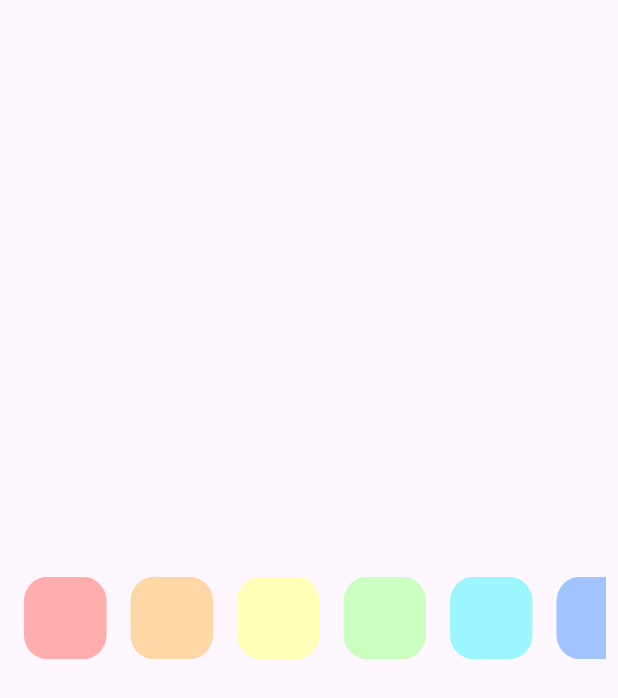
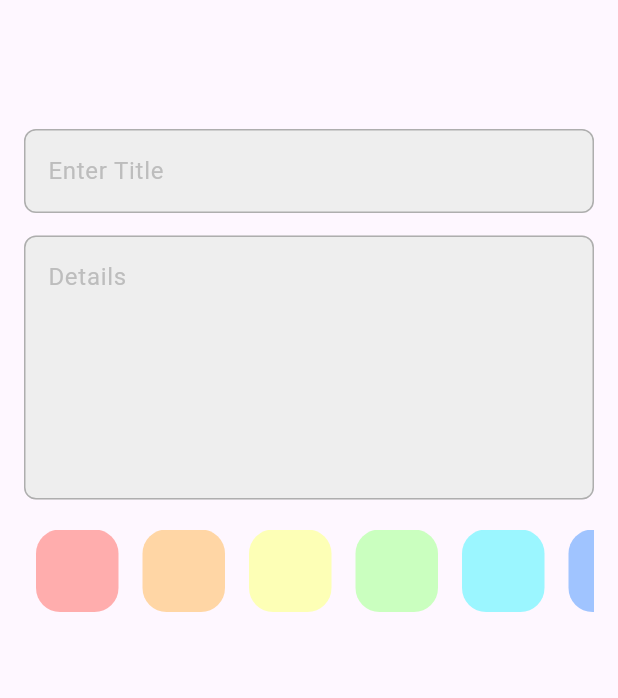
Before and after one commit to Nadeennoshy/Notly, a Flutter app: the AddNoteView screen opened directly, on a phone screen of 412 x 824 dp. Shown: the top 698 px of the screen. Run offline on Flutter 3.47's test engine with Material 3 defaults, Android fonts, the light colour scheme and no system bars.

Commit message:
create custom textfield

```diff
--- a/lib/views/add_note_view.dart
+++ b/lib/views/add_note_view.dart
@@ -1,18 +1,23 @@
 import 'package:flutter/material.dart';
-import 'package:notly/widgets/color_item.dart';
+import 'package:flutter/widgets.dart';
 import 'package:notly/widgets/colors_list_view.dart';
+import 'package:notly/widgets/custom_text_field.dart';
 
 class AddNoteView extends StatelessWidget {
   const AddNoteView({super.key});
 
   @override
   Widget build(BuildContext context) {
-    return const Scaffold(
+    return Scaffold(
        body: Padding(
-         padding: EdgeInsets.all(8.0),
-         child: Column(
-          mainAxisAlignment: MainAxisAlignment.center,
-          children: [
+         padding: const EdgeInsets.all(16.0),
+         child: ListView(
+          children: const [
+            SizedBox(height: 70,),
+            CustomTextField(hintText: 'Enter Title'),
+            SizedBox(height: 15,),
+            CustomTextField(hintText: 'Details',maxLines: 6,),
+            SizedBox(height: 20,),
             ColorsListView(),
           ],
          ),
--- /dev/null
+++ b/lib/widgets/custom_text_field.dart
@@ -0,0 +1,34 @@
+import 'package:flutter/material.dart';
+
+class CustomTextField extends StatelessWidget {
+  const CustomTextField({super.key,required this.hintText,this.maxLines=1});
+  final String hintText;
+  final int maxLines;
+
+  @override
+  Widget build(BuildContext context) {
+    return TextField(
+      maxLines: maxLines,
+      decoration: InputDecoration(
+        filled: true,
+        fillColor: Colors.grey.shade200,
+        hintText: hintText,
+        hintStyle: TextStyle(
+          color: Colors.grey.shade400
+        ),
+        border: borderDecoration(),
+        enabledBorder: borderDecoration(),
+        focusedBorder: borderDecoration(),
+      ),
+    );
+  }
+
+  OutlineInputBorder borderDecoration() {
+    return OutlineInputBorder(
+        borderRadius: BorderRadius.circular(8.0),
+        borderSide: BorderSide(
+          color: Colors.grey.withOpacity(0.8),
+        ),
+      );
+  }
+}
```
